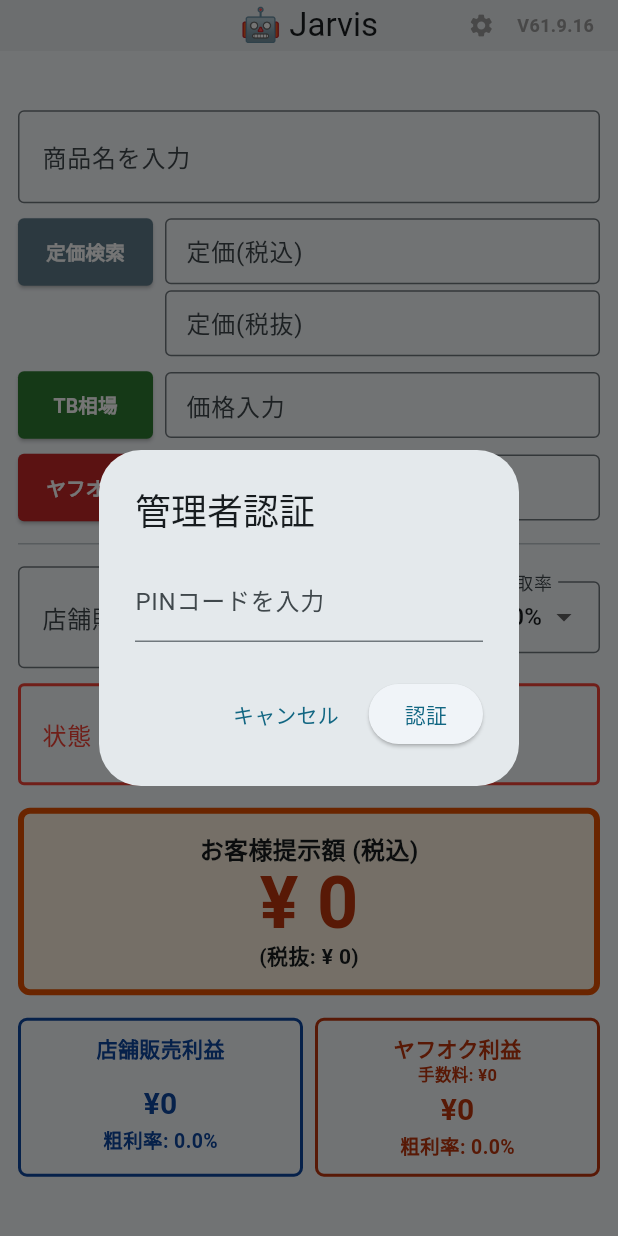
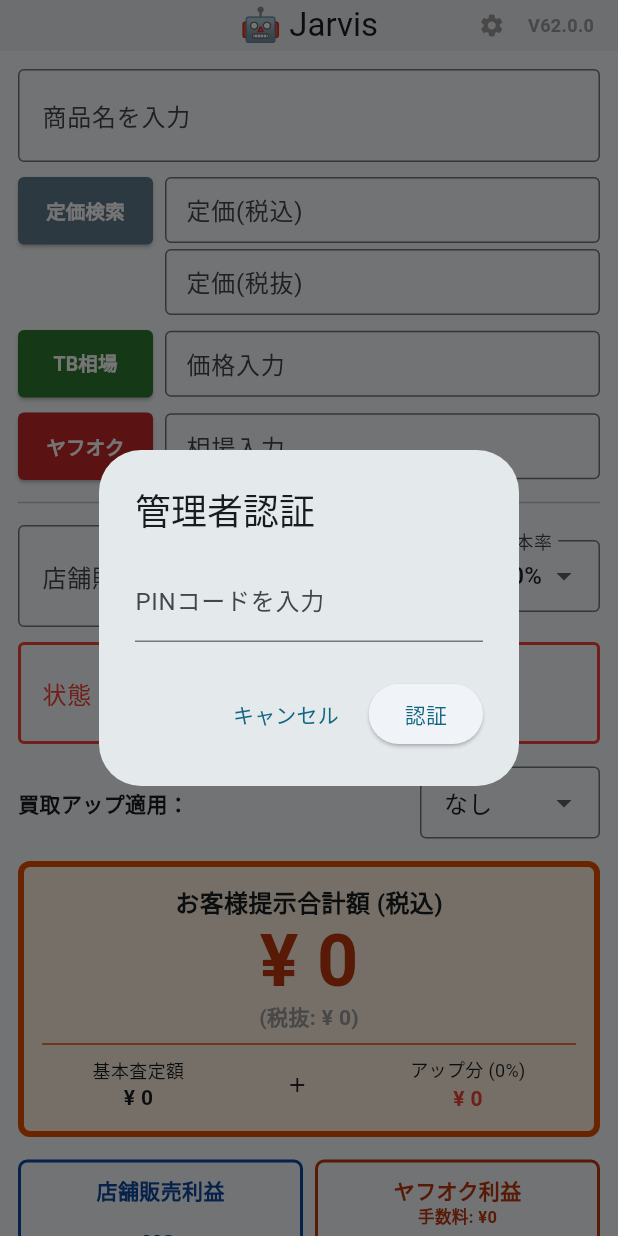
Before and after one commit to kkjarvis3166-debug/jarvis-app, a Flutter app: the screen it shows after launch, after a tap on the "settings" icon, on a phone screen of 412 x 824 dp. Run offline on Flutter 3.47's test engine with Material 3 defaults, Android fonts, the phone set to English and light mode, and no system bars; our stand-ins replace shared_preferences; missing offline and left inert: dart:html.

Commit message:
買取アップの考え方を根本から組み直した

```diff
--- a/lib/main.dart
+++ b/lib/main.dart
@@ -5,12 +5,10 @@ import 'package:shared_preferences/shared_preferences.dart';
 import 'dart:math';
 import 'dart:async';
 import 'dart:convert';
-// Linterの警告を回避：JarvisはWeb運用前提のため dart:html を許可する
 // ignore: avoid_web_libraries_in_flutter
 import 'dart:html' as html;
 
-// [1000億ドル・リスク管理]
-const String kAppVersion = 'V61.9.16';
+const String kAppVersion = 'V62.0.0';
 const String kAdminPin = '140';
 
 void main() {
@@ -51,13 +49,20 @@ class _ResearchPageState extends State<ResearchPage> {
   final TextEditingController _sellPriceController = TextEditingController();
   final TextEditingController _reductionPriceController = TextEditingController();
 
+  // 管理者設定（バナー告知用）
   bool _isCampaignOn = false;
-  double _campaignBonusRate = 20.0;
+  String _campaignText = "買取キャンペーン実施中！";
   DateTime _campaignEndTime = DateTime.now();
 
-  int _selectedRate = 50;
-  int _ansInc = 0;
-  int _ansEx = 0;
+  // 査定ロジック用
+  int _selectedBaseRate = 50; // 基本買取率
+  int _selectedBonusRate = 0; // 買取アップ率 (プルダウン: 0, 5, 10...30)
+
+  int _basePrice = 0;    // 基本査定額 (キャンペーン前)
+  int _bonusAmount = 0;  // アップ金額
+  int _totalPayout = 0;  // お客様提示合計額 (税込)
+  int _totalPayoutEx = 0; // お客様提示合計額 (税抜)
+
   int _sProf = 0;
   double _sRate = 0;
   int _aProf = 0;
@@ -67,85 +72,56 @@ class _ResearchPageState extends State<ResearchPage> {
   @override
   void initState() {
     super.initState();
-    // 起動直後に「自分が最新か」をサーバーに確認しに行く（キャッシュ完全無視）
     _checkVersionAndAutoReload();
-
-    final now = DateTime.now();
-    _campaignEndTime = DateTime(now.year, now.month, now.day, 23, 59);
-    _loadCampaignSettings();
+    _loadSettings();
 
     Timer.periodic(const Duration(minutes: 1), (timer) {
-      if (mounted) {
-        setState(() {});
-      }
+      if (mounted) setState(() {});
     });
   }
 
-  // --- 【1000億ドルの防壁】強制オートリロード機構 ---
   Future<void> _checkVersionAndAutoReload() async {
     try {
       final cacheBuster = DateTime.now().millisecondsSinceEpoch;
       final url = 'version.json?_=$cacheBuster';
-
       final response = await html.HttpRequest.getString(url);
       final data = jsonDecode(response);
       final serverVersion = data['version'] as String?;
-
       if (serverVersion != null && serverVersion != kAppVersion) {
-        debugPrint('Update Required: $serverVersion. Executing auto-reload...');
         html.window.location.reload();
       }
     } catch (e) {
-      debugPrint('Version check bypassed: $e');
+      debugPrint('Version check bypassed');
     }
   }
-  // ------------------------------------------------
 
-  Future<void> _loadCampaignSettings() async {
-    try {
+  Future<void> _loadSettings() async {
     final prefs = await SharedPreferences.getInstance();
     setState(() {
       _isCampaignOn = prefs.getBool('cp_on') ?? false;
-        _campaignBonusRate = prefs.getDouble('cp_rate') ?? 20.0;
+      _campaignText = prefs.getString('cp_text') ?? "買取キャンペーン実施中！";
       final endStr = prefs.getString('cp_end');
-        if (endStr != null) {
-          _campaignEndTime = DateTime.parse(endStr);
-        }
+      if (endStr != null) _campaignEndTime = DateTime.parse(endStr);
     });
     _calc();
-    } catch (e) {
-      debugPrint('Settings Load Error: $e');
-    }
   }
 
-  Future<void> _saveCampaignSettings() async {
-    try {
+  Future<void> _saveSettings() async {
     final prefs = await SharedPreferences.getInstance();
     await prefs.setBool('cp_on', _isCampaignOn);
-      await prefs.setDouble('cp_rate', _campaignBonusRate);
+    await prefs.setString('cp_text', _campaignText);
     await prefs.setString('cp_end', _campaignEndTime.toIso8601String());
     _calc();
-    } catch (e) {
-      debugPrint('Settings Save Error: $e');
-    }
   }
 
-  bool get _isCampaignActive =>
-      _isCampaignOn && DateTime.now().isBefore(_campaignEndTime);
+  bool get _isBannerVisible => _isCampaignOn && DateTime.now().isBefore(_campaignEndTime);
 
-  String _fmt(int p) => p == 0
-      ? "0"
-      : p.toString().replaceAllMapped(
-          RegExp(r'(\d{1,3})(?=(\d{3})+(?!\d))'), (m) => '${m[1]},');
+  String _fmt(int p) => p.toString().replaceAllMapped(RegExp(r'(\d{1,3})(?=(\d{3})+(?!\d))'), (m) => '${m[1]},');
 
   void _taxCalc(String v, bool isInc) {
     final int p = int.tryParse(v.replaceAll(',', '')) ?? 0;
     if (p == 0) {
-      if (isInc) {
-        _exTaxController.clear();
-      } else {
-        _incTaxController.clear();
-      }
+      isInc ? _exTaxController.clear() : _incTaxController.clear();
       return;
     }
     setState(() {
@@ -163,34 +139,26 @@ class _ResearchPageState extends State<ResearchPage> {
 
     setState(() {
       if (s > 0) {
-        double baseCalculated = s * _selectedRate / 100;
-        if (_isCampaignActive) {
-          baseCalculated *= (1 + _campaignBonusRate / 100);
-        }
-        _ansInc = max(0, baseCalculated.floor() - r);
-        _ansEx = (_ansInc / 1.1).floor();
-        _sProf = s - _ansInc;
-        _sRate = s > 0 ? (_sProf / s) * 100 : 0;
+        double rawBase = (s * _selectedBaseRate / 100) - r;
+        _basePrice = max(0, rawBase.floor());
+        _bonusAmount = (_basePrice * _selectedBonusRate / 100).floor();
+        _totalPayout = _basePrice + _bonusAmount;
+        _totalPayoutEx = (_totalPayout / 1.1).floor();
+        _sProf = s - _totalPayout;
+        _sRate = (s > 0) ? (_sProf / s) * 100 : 0;
         _aFee = (s * 0.1).floor();
-        _aProf = s - _aFee - 800 - _ansInc;
-        _aRate = s > 0 ? (_aProf / s) * 100 : 0;
+        _aProf = s - _aFee - 800 - _totalPayout;
+        _aRate = (s > 0) ? (_aProf / s) * 100 : 0;
       } else {
-        _ansInc = 0;
-        _ansEx = 0;
-        _sProf = 0;
-        _sRate = 0;
-        _aProf = 0;
-        _aRate = 0;
-        _aFee = 0;
+        _basePrice = 0; _bonusAmount = 0; _totalPayout = 0; _totalPayoutEx = 0;
+        _sProf = 0; _sRate = 0; _aProf = 0; _aRate = 0; _aFee = 0;
       }
     });
   }
 
   Future<void> _search(String type) async {
     final String query = _searchController.text.trim();
-    if (query.isEmpty) {
-      return;
-    }
+    if (query.isEmpty) return;
     await Clipboard.setData(ClipboardData(text: query));
     final encodedQuery = Uri.encodeComponent(query);
     String urlString = (type == 'maker')
@@ -240,27 +208,28 @@ class _ResearchPageState extends State<ResearchPage> {
         builder: (context, setModalState) => Padding(
           padding: EdgeInsets.only(
             bottom: MediaQuery.of(context).viewInsets.bottom,
-            top: 20, left: 20, right: 20,
+            top: 20,
+            left: 20,
+            right: 20,
           ),
           child: Column(
             mainAxisSize: MainAxisSize.min,
             children: [
-              const Text('キャンペーン設定', style: TextStyle(fontSize: 20, fontWeight: FontWeight.bold)),
+              const Text('バナー告知設定', style: TextStyle(fontSize: 20, fontWeight: FontWeight.bold)),
               const SizedBox(height: 20),
               Row(
                 children: [
                   const Text('状態：'),
                   Radio<bool>(value: true, groupValue: _isCampaignOn, onChanged: (v) => setModalState(() => _isCampaignOn = v!)),
-                  const Text('ON'),
+                  const Text('表示'),
                   Radio<bool>(value: false, groupValue: _isCampaignOn, onChanged: (v) => setModalState(() => _isCampaignOn = v!)),
-                  const Text('OFF'),
+                  const Text('非表示'),
                 ],
               ),
               TextField(
-                decoration: const InputDecoration(labelText: '買取アップ率 (%)', suffixText: '%'),
-                keyboardType: TextInputType.number,
-                onChanged: (v) => _campaignBonusRate = double.tryParse(v) ?? 20.0,
-                controller: TextEditingController(text: _campaignBonusRate.toInt().toString()),
+                decoration: const InputDecoration(labelText: '告知内容 (例: リール買取20%UP中！)'),
+                onChanged: (v) => _campaignText = v,
+                controller: TextEditingController(text: _campaignText),
               ),
               const SizedBox(height: 10),
               ListTile(
@@ -275,7 +244,7 @@ class _ResearchPageState extends State<ResearchPage> {
                 },
               ),
               const SizedBox(height: 10),
-              ElevatedButton(onPressed: () { _saveCampaignSettings(); Navigator.pop(context); }, child: const Text('設定を保存して戻る')),
+              ElevatedButton(onPressed: () { _saveSettings(); Navigator.pop(context); }, child: const Text('設定を保存して戻る')),
               const SizedBox(height: 20),
             ],
           ),
@@ -294,21 +263,21 @@ class _ResearchPageState extends State<ResearchPage> {
         backgroundColor: Colors.blueGrey[50],
         actions: [
           IconButton(icon: const Icon(Icons.settings, size: 18, color: Colors.grey), onPressed: _showAdminAuth),
-          const Center(child: Padding(padding: EdgeInsets.only(right: 16.0), child: Text(kAppVersion, style: TextStyle(fontSize: 12, color: Colors.grey, fontWeight: FontWeight.bold)))),
+          Center(child: Padding(padding: const EdgeInsets.only(right: 16.0), child: Text(kAppVersion, style: const TextStyle(fontSize: 12, color: Colors.grey, fontWeight: FontWeight.bold)))),
         ],
       ),
-      body: Column(
-        children: [
-          if (_isCampaignActive)
-            NeonBanner(rate: _campaignBonusRate, endTime: _campaignEndTime),
-          Expanded(
-            child: Center(
+      body: Center(
         child: Container(
           constraints: const BoxConstraints(maxWidth: 600),
           child: SingleChildScrollView(
             padding: const EdgeInsets.all(12),
             child: Column(
               children: [
+                if (_isBannerVisible)
+                  Padding(
+                    padding: const EdgeInsets.bottom(12.0),
+                    child: NeonBanner(text: _campaignText, endTime: _campaignEndTime),
+                  ),
                 TextField(controller: _searchController, style: const TextStyle(fontSize: 20, fontWeight: FontWeight.bold), decoration: const InputDecoration(labelText: '商品名を入力', border: OutlineInputBorder())),
                 const SizedBox(height: 10),
                 Row(
@@ -340,11 +309,27 @@ class _ResearchPageState extends State<ResearchPage> {
                   children: [
                     Expanded(flex: 3, child: TextField(controller: _sellPriceController, keyboardType: TextInputType.number, inputFormatters: [FilteringTextInputFormatter.digitsOnly], onChanged: (_) => _calc(), style: const TextStyle(fontSize: 24, fontWeight: FontWeight.bold), decoration: const InputDecoration(labelText: '店舗販売予定価格', prefixText: '¥ ', border: OutlineInputBorder()))),
                     const SizedBox(width: 8),
-                          SizedBox(width: 85, child: DropdownButtonFormField<int>(value: _selectedRate, items: [30, 35, 40, 45, 50, 55, 60, 65, 70].map((v) => DropdownMenuItem(value: v, child: Text('$v%'))).toList(), onChanged: (v) { setState(() => _selectedRate = v!); _calc(); }, decoration: const InputDecoration(isDense: true, labelText: '買取率', border: OutlineInputBorder()))),
+                    SizedBox(width: 85, child: DropdownButtonFormField<int>(value: _selectedBaseRate, items: const [30, 35, 40, 45, 50, 55, 60, 65, 70].map((v) => DropdownMenuItem(value: v, child: Text('$v%'))).toList(), onChanged: (v) { setState(() => _selectedBaseRate = v!); _calc(); }, decoration: const InputDecoration(isDense: true, labelText: '基本率', border: OutlineInputBorder()))),
                   ],
                 ),
                 const SizedBox(height: 10),
                 TextField(controller: _reductionPriceController, keyboardType: TextInputType.number, inputFormatters: [FilteringTextInputFormatter.digitsOnly], onChanged: (_) => _calc(), style: const TextStyle(color: Colors.red, fontWeight: FontWeight.bold, fontSize: 24), decoration: const InputDecoration(labelText: '状態・欠品による減額', prefixText: '¥ ', prefixStyle: TextStyle(color: Colors.red, fontWeight: FontWeight.bold), labelStyle: TextStyle(color: Colors.red), enabledBorder: OutlineInputBorder(borderSide: BorderSide(color: Colors.red, width: 2)))),
+                const SizedBox(height: 15),
+                Row(
+                  children: [
+                    const Text('買取アップ適用：', style: TextStyle(fontWeight: FontWeight.bold)),
+                    const Spacer(),
+                    SizedBox(
+                      width: 120,
+                      child: DropdownButtonFormField<int>(
+                        value: _selectedBonusRate,
+                        items: const [0, 5, 10, 15, 20, 25, 30].map((v) => DropdownMenuItem(value: v, child: Text(v == 0 ? 'なし' : '＋ $v%'))).toList(),
+                        onChanged: (v) { setState(() => _selectedBonusRate = v!); _calc(); },
+                        decoration: const InputDecoration(isDense: true, border: OutlineInputBorder()),
+                      ),
+                    ),
+                  ],
+                ),
                 const SizedBox(height: 15),
                 _resCard(),
                 const SizedBox(height: 15),
@@ -354,22 +339,41 @@ class _ResearchPageState extends State<ResearchPage> {
           ),
         ),
       ),
-          ),
-        ],
-      ),
     );
   }
 
   Widget _field(TextEditingController c, String h, Function(String) o) => TextField(controller: c, keyboardType: TextInputType.number, inputFormatters: [FilteringTextInputFormatter.digitsOnly], onChanged: o, style: const TextStyle(fontSize: 16, fontWeight: FontWeight.bold), decoration: InputDecoration(isDense: true, labelText: h, prefixText: '¥ ', border: const OutlineInputBorder(), contentPadding: const EdgeInsets.all(10)));
   Widget _btn(String l, Color c, VoidCallback p) => SizedBox(width: 90, height: 45, child: ElevatedButton(onPressed: p, style: ElevatedButton.styleFrom(backgroundColor: c, foregroundColor: Colors.white, padding: EdgeInsets.zero, shape: RoundedRectangleBorder(borderRadius: BorderRadius.circular(4))), child: Text(l, textAlign: TextAlign.center, style: const TextStyle(fontSize: 13, fontWeight: FontWeight.bold))));
-  Widget _resCard() => Container(width: double.infinity, padding: const EdgeInsets.all(12), decoration: BoxDecoration(color: const Color(0xFFFFF3E0), borderRadius: BorderRadius.circular(8), border: Border.all(color: const Color(0xFFE65100), width: 4)), child: Column(children: [const Text('お客様提示額 (税込)', style: TextStyle(fontWeight: FontWeight.bold, fontSize: 16)), Text('¥ ${_fmt(_ansInc)}', style: const TextStyle(fontSize: 48, fontWeight: FontWeight.bold, color: Color(0xFFBF360C), height: 1.0)), Text('(税抜: ¥ ${_fmt(_ansEx)})', style: const TextStyle(fontWeight: FontWeight.bold, fontSize: 14))]));
+
+  Widget _resCard() => Container(
+    width: double.infinity,
+    padding: const EdgeInsets.all(12),
+    decoration: BoxDecoration(color: const Color(0xFFFFF3E0), borderRadius: BorderRadius.circular(8), border: Border.all(color: const Color(0xFFE65100), width: 4)),
+    child: Column(
+      children: [
+        const Text('お客様提示合計額 (税込)', style: TextStyle(fontWeight: FontWeight.bold, fontSize: 16)),
+        Text('¥ ${_fmt(_totalPayout)}', style: const TextStyle(fontSize: 48, fontWeight: FontWeight.bold, color: Color(0xFFBF360C), height: 1.1)),
+        Text('(税抜: ¥ ${_fmt(_totalPayoutEx)})', style: const TextStyle(fontWeight: FontWeight.bold, fontSize: 14, color: Colors.grey)),
+        const Divider(color: Color(0xFFE65100), thickness: 1),
+        Row(
+          mainAxisAlignment: MainAxisAlignment.spaceAround,
+          children: [
+            Column(children: [const Text('基本査定額', style: TextStyle(fontSize: 12)), Text('¥ ${_fmt(_basePrice)}', style: const TextStyle(fontWeight: FontWeight.bold))]),
+            const Icon(Icons.add, size: 16),
+            Column(children: [Text('アップ分 ($_selectedBonusRate%)', style: const TextStyle(fontSize: 12)), Text('¥ ${_fmt(_bonusAmount)}', style: const TextStyle(fontWeight: FontWeight.bold, color: Colors.red))]),
+          ],
+        )
+      ],
+    ),
+  );
+
   Widget _profCard(String t, int p, double r, int? f, Color c) => Container(padding: const EdgeInsets.symmetric(vertical: 8, horizontal: 4), decoration: BoxDecoration(border: Border.all(color: c, width: 2), borderRadius: BorderRadius.circular(6)), child: Column(mainAxisSize: MainAxisSize.max, children: [Text(t, style: TextStyle(color: c, fontWeight: FontWeight.bold, fontSize: 14)), if (f != null) Text('手数料: ¥${_fmt(f)}', style: TextStyle(color: c, fontSize: 11, fontWeight: FontWeight.bold)), if (f == null) const SizedBox(height: 13.0), Text('¥${_fmt(p)}', style: TextStyle(fontWeight: FontWeight.bold, fontSize: 20, color: c)), Text('粗利率: ${r.toStringAsFixed(1)}%', style: TextStyle(color: c, fontWeight: FontWeight.bold, fontSize: 13))]));
 }
 
 class NeonBanner extends StatefulWidget {
-  final double rate;
+  final String text;
   final DateTime endTime;
-  const NeonBanner({super.key, required this.rate, required this.endTime});
+  const NeonBanner({super.key, required this.text, required this.endTime});
   @override
   State<NeonBanner> createState() => _NeonBannerState();
 }
@@ -382,17 +386,13 @@ class _NeonBannerState extends State<NeonBanner> with SingleTickerProviderStateM
     _controller = AnimationController(vsync: this, duration: const Duration(seconds: 3))..repeat();
   }
   @override
-  void dispose() {
-    _controller.dispose();
-    super.dispose();
-  }
-
+  void dispose() { _controller.dispose(); super.dispose(); }
   @override
   Widget build(BuildContext context) {
     return Container(
       width: double.infinity,
       height: 90,
-      color: Colors.yellow,
+      decoration: BoxDecoration(color: Colors.yellow, borderRadius: BorderRadius.circular(8)),
       child: Stack(
         alignment: Alignment.center,
         children: [
@@ -405,9 +405,9 @@ class _NeonBannerState extends State<NeonBanner> with SingleTickerProviderStateM
           Column(
             mainAxisAlignment: MainAxisAlignment.center,
             children: [
-              Text('買取価格 ${widget.rate.toInt()}%UP 適用中！', style: const TextStyle(color: Colors.red, fontWeight: FontWeight.w900, fontSize: 22)),
+              Text(widget.text, style: const TextStyle(color: Colors.red, fontWeight: FontWeight.w900, fontSize: 18), textAlign: TextAlign.center),
               const SizedBox(height: 4),
-              Text('〜 ${widget.endTime.month}/${widget.endTime.day} ${widget.endTime.hour}:${widget.endTime.minute.toString().padLeft(2, '0')} まで', style: const TextStyle(color: Colors.red, fontSize: 18, fontWeight: FontWeight.bold)),
+              Text('〜 ${widget.endTime.month}/${widget.endTime.day} ${widget.endTime.hour}:${widget.endTime.minute.toString().padLeft(2, '0')} まで', style: const TextStyle(color: Colors.red, fontSize: 16, fontWeight: FontWeight.bold)),
             ],
           ),
         ],
@@ -419,36 +419,23 @@ class _NeonBannerState extends State<NeonBanner> with SingleTickerProviderStateM
 class SecureMathPainter extends CustomPainter {
   final double progress;
   SecureMathPainter({required this.progress});
-
   @override
   void paint(Canvas canvas, Size size) {
-    if (size.width <= 10 || size.height <= 10) {
-      return;
-    }
-
+    if (size.width <= 10 || size.height <= 10) return;
     final paint = Paint()..style = PaintingStyle.fill;
     const double dotSize = 6.0;
     const double spacing = 18.0;
-
     final double w = size.width;
     final double h = size.height;
     final double perimeter = 2 * (w + h);
-
     for (double d = 0; d < perimeter; d += spacing) {
       Offset pos;
-      if (d < w) {
-        pos = Offset(d, 0);
-      } else if (d < w + h) {
-        pos = Offset(w, d - w);
-      } else if (d < 2 * w + h) {
-        pos = Offset(w - (d - (w + h)), h);
-      } else {
-        pos = Offset(0, h - (d - (2 * w + h)));
-      }
-
+      if (d < w) { pos = Offset(d, 0); }
+      else if (d < w + h) { pos = Offset(w, d - w); }
+      else if (d < 2 * w + h) { pos = Offset(w - (d - (w + h)), h); }
+      else { pos = Offset(0, h - (d - (2 * w + h))); }
       final double normalizedDist = d / perimeter;
       final double opacity = (progress - normalizedDist) % 1.0;
-
       paint.color = Colors.red.withOpacity(opacity > 0.85 ? 1.0 : 0.1);
       canvas.drawCircle(pos, dotSize / 2, paint);
     }
--- a/pubspec.yaml
+++ b/pubspec.yaml
@@ -12,7 +12,6 @@ dependencies:
     sdk: flutter
   url_launcher: ^6.2.0
   intl: ^0.19.0
-  # 【必須】端末への設定保存機能
   shared_preferences: ^2.2.0
 
 dev_dependencies:
```
Also changed, not shown: 2 other files. Lines whose indentation alone changed are shown as unchanged.
